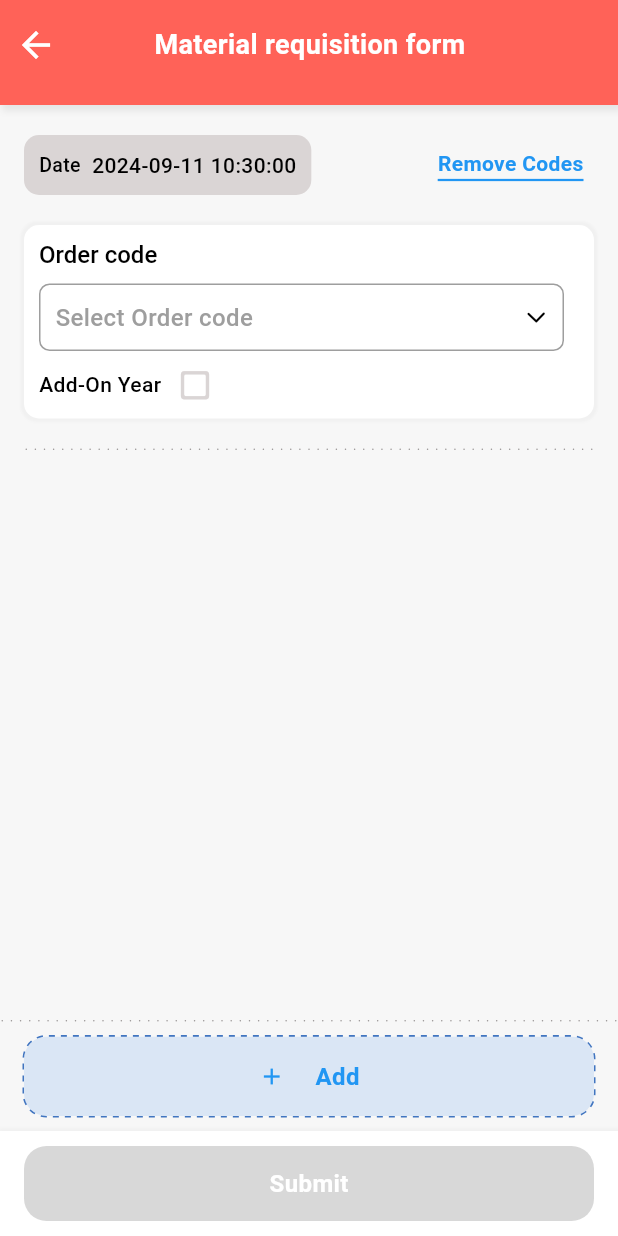
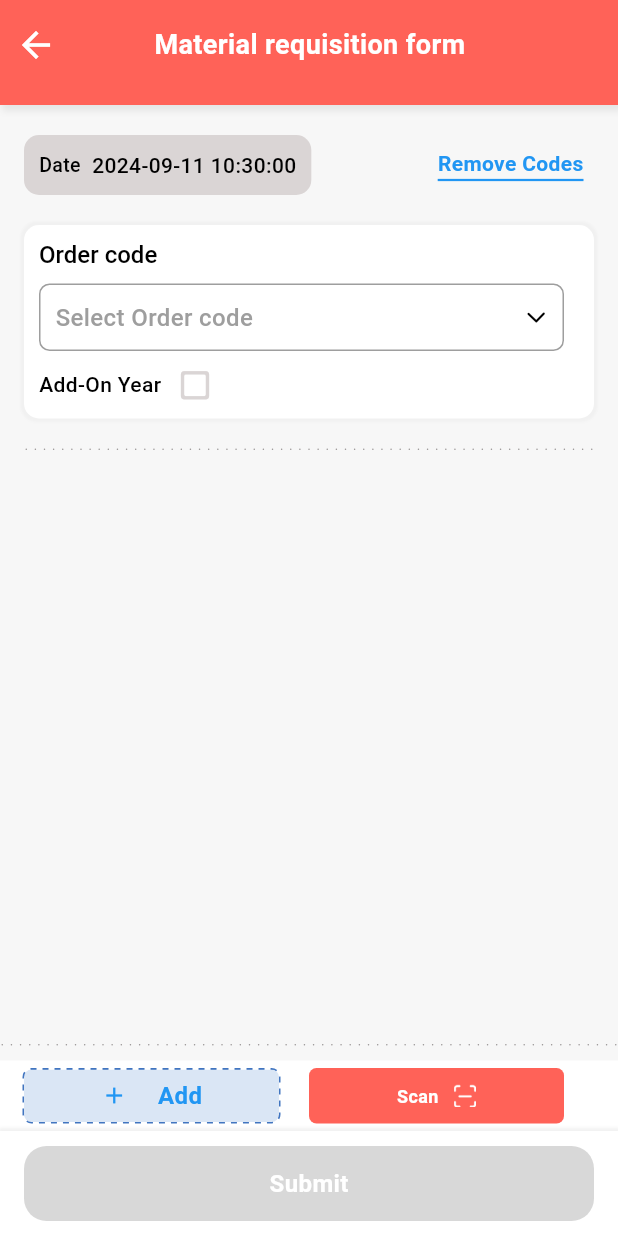
Before and after one commit to ashishratz007/jog_inventory, a Flutter app: the MaterialRequestFormScreen screen opened by its route, on a phone screen of 412 x 824 dp. Run offline on Flutter 3.47's test engine with Material 3 defaults, Android fonts, the phone set to English and light mode, and no system bars; our stand-ins replace cached_network_image, dio, file_picker, flutter_screenutil, flutter_svg, gap and 6 more; missing offline and left inert: barcode_scan2; accounts and stored records are empty; Roboto replaces fonts that are missing (Montserrat).

Commit message:
bugs fixed

```diff
--- a/lib/common/utils/popup.dart
+++ b/lib/common/utils/popup.dart
@@ -27,6 +27,7 @@ void showSnackBar(
             style: appTextTheme.titleSmall?.copyWith(color: type.titleColor,fontWeight: FontWeight.w600),
           ),
         ),
+        gap(space: 30),
       ],
     ),
     duration: Duration(seconds: 2),
--- a/lib/modules/home/screens/home.dart
+++ b/lib/modules/home/screens/home.dart
@@ -195,7 +195,7 @@ class HomeScreen extends GetView<HomeController> {
                   /// Scan button
                   SecondaryButton(
                       title: "Scan Barcode ",
-                      onTap: controller.scanQrCode,
+                      onTap: controller.homeScanQrCode,
                       radius: radius,
                       trailing: displayAssetsWidget(AppIcons.scan, width: 20))
                 ],
--- a/lib/modules/material/screens/material_request_form.dart
+++ b/lib/modules/material/screens/material_request_form.dart
@@ -1,5 +1,6 @@
 import 'package:jog_inventory/common/utils/date_formater.dart';
 import 'package:jog_inventory/common/utils/dotted_border.dart';
+import 'package:jog_inventory/modules/home/controllers/home.dart';
 import 'package:jog_inventory/modules/material/controllers/material_request_form.dart';
 import 'package:jog_inventory/modules/material/models/material_request.dart';
 import 'package:jog_inventory/modules/material/models/fabric.dart';
@@ -271,11 +272,8 @@ class MaterialRequestFormScreen extends GetView<MaterialRequestFormController> {
                   onPressed: () {
                     controller.items.remove(item);
                   },
-                  icon: Icon(
-                    Icons.delete_outlined,
-                    size: 20,
-                    color: Colours.red,
-                  ))
+                  icon:
+                      Icon(Icons.delete_outlined, size: 20, color: Colours.red))
             ],
           ),
           gap(space: 10),
@@ -309,19 +307,27 @@ class MaterialRequestFormScreen extends GetView<MaterialRequestFormController> {
     return Obx(
       () => Visibility(
         visible: !controller.enableAdd.value,
+        child: Container(
+          color: Colors.white,
+          padding: EdgeInsets.only(left: 16, right: 16, bottom: 5, top: 5),
+          child: Row(
+            crossAxisAlignment: CrossAxisAlignment.center,
+            mainAxisAlignment: MainAxisAlignment.center,
+            children: [
+              Expanded(
+                flex: 2,
                 child: InkWell(
                   onTap: () {
                     controller.enableAdd.toggle();
                   },
                   child: DottedBorderContainer(
-              margin: EdgeInsets.only(left: 16, right: 16, bottom: 10),
                       borderColor: Colours.blueDark,
-              padding: EdgeInsets.all(15),
+                      padding: EdgeInsets.all(6),
                       decoration: BoxDecoration(
                         color: Color(0xffdae6f5),
                         // borderRadius: BorderRadius.circular(15),
                       ),
-              borderRadius: BorderRadius.circular(15),
+                      borderRadius: BorderRadius.circular(5),
                       child: Row(
                         mainAxisAlignment: MainAxisAlignment.center,
                         children: [
@@ -332,6 +338,34 @@ class MaterialRequestFormScreen extends GetView<MaterialRequestFormController> {
                                   ?.copyWith(color: Colours.primary))
                         ],
                       )),
+                ),
+              ),
+              gap(),
+              Expanded(
+                  flex: 2,
+                  child: SecondaryButton(
+                    title: "Scan",
+                    textSize: 12,
+                    isBusy: controller.scanning.value,
+                    trailing: displayAssetsWidget(AppIcons.scan, width: 15),
+                    onTap: () {
+                      var homeController =
+                          getController<HomeController>(HomeController());
+                      controller.scanning.value = true;
+                      homeController.getScanQrCodeData().then((value) {
+                        controller.scanning.value = false;
+                        if (controller.hasItem(value)) {
+                          errorSnackBar(message: "Duplicate item data!");
+                        } else
+                          controller.items.add(value);
+                      }).onError((e, trace) {
+                        controller.scanning.value = false;
+                      });
+                    },
+                  )),
+              gap(),
+            ],
+          ),
         ),
       ),
     );
@@ -431,7 +465,7 @@ class MaterialRequestFormScreen extends GetView<MaterialRequestFormController> {
                                 (index) => DropDownItem(
                                     id: index,
                                     key: items[index].fabricId.toString(),
-                                    title: items[index].title??"0.0",
+                                    title: items[index].title ?? "0.0",
                                     value: items[index]));
                           },
                           hintText: Strings.box,
--- a/lib/splash.dart
+++ b/lib/splash.dart
@@ -5,6 +5,7 @@ import 'package:jog_inventory/common/constant/images.dart';
 import 'package:jog_inventory/common/exports/common.dart';
 import 'package:jog_inventory/common/globals/global.dart';
 import 'package:jog_inventory/common/utils/utils.dart';
+import 'package:jog_inventory/common/version/check_version.dart';
 import 'package:jog_inventory/common/widgets/imageview.dart';
 import 'package:lottie/lottie.dart';
 
@@ -27,6 +28,7 @@ class _SplashScreenState extends State<SplashScreen>
   }
 
   checkApp() {
+    // appUpdater.checkForUpdate();
     Future.delayed(Duration(seconds: 2), () {
       Get.toNamed(globalData.authToken == null
           ? AppRoutesString.login
--- a/pubspec.yaml
+++ b/pubspec.yaml
@@ -52,6 +52,7 @@ dependencies:
   shimmer: ^3.0.0
   barcode_scan2: ^4.3.3
   lottie: ^3.1.2
+#  app_version_update: ^5.0.3
 
 dev_dependencies:
   flutter_test:
```
Also changed, not shown: lib/common/version/check_version.dart (added, +40 -0 lines), lib/modules/home/controllers/home.dart (+45 -2 lines), lib/modules/material/controllers/material_request_form.dart (+15 -2 lines), 1 other file. Lines whose indentation alone changed are shown as unchanged.
